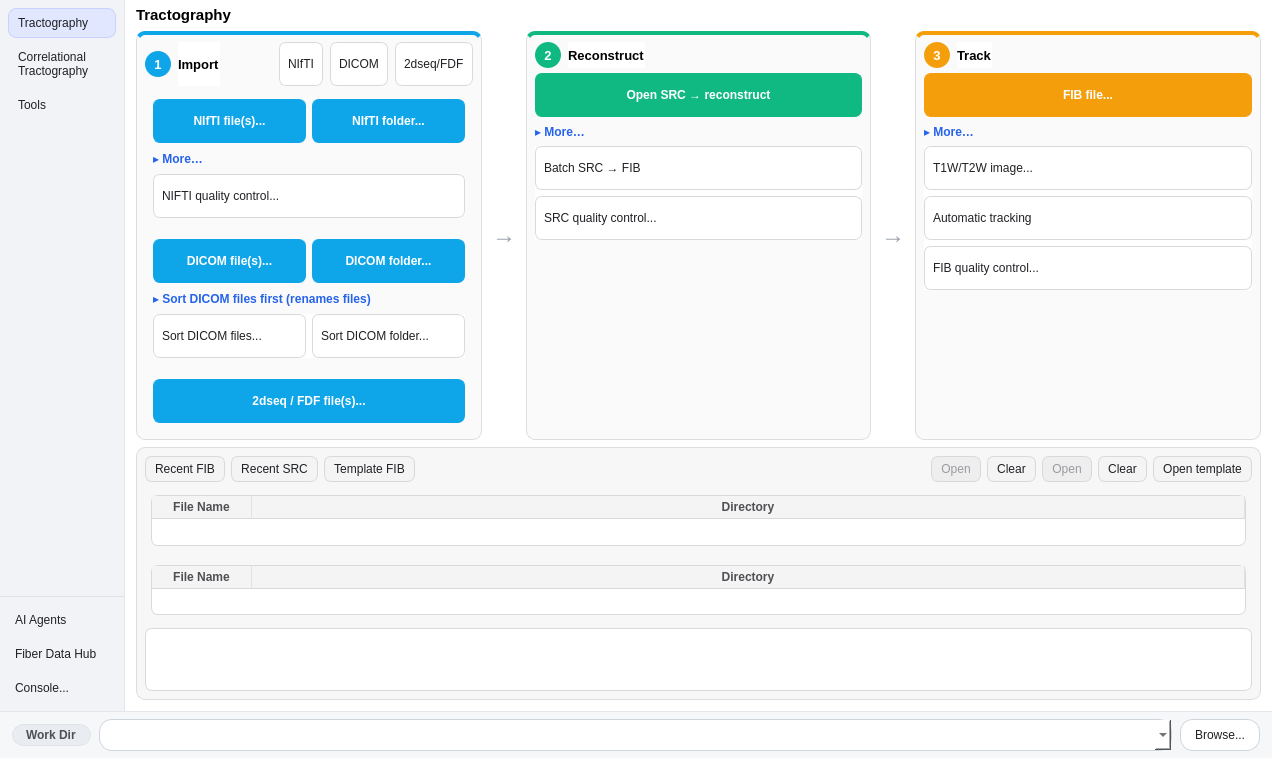
First picture: the form in mainwindow.ui, repository frankyeh/DSI-Studio, before the edit.
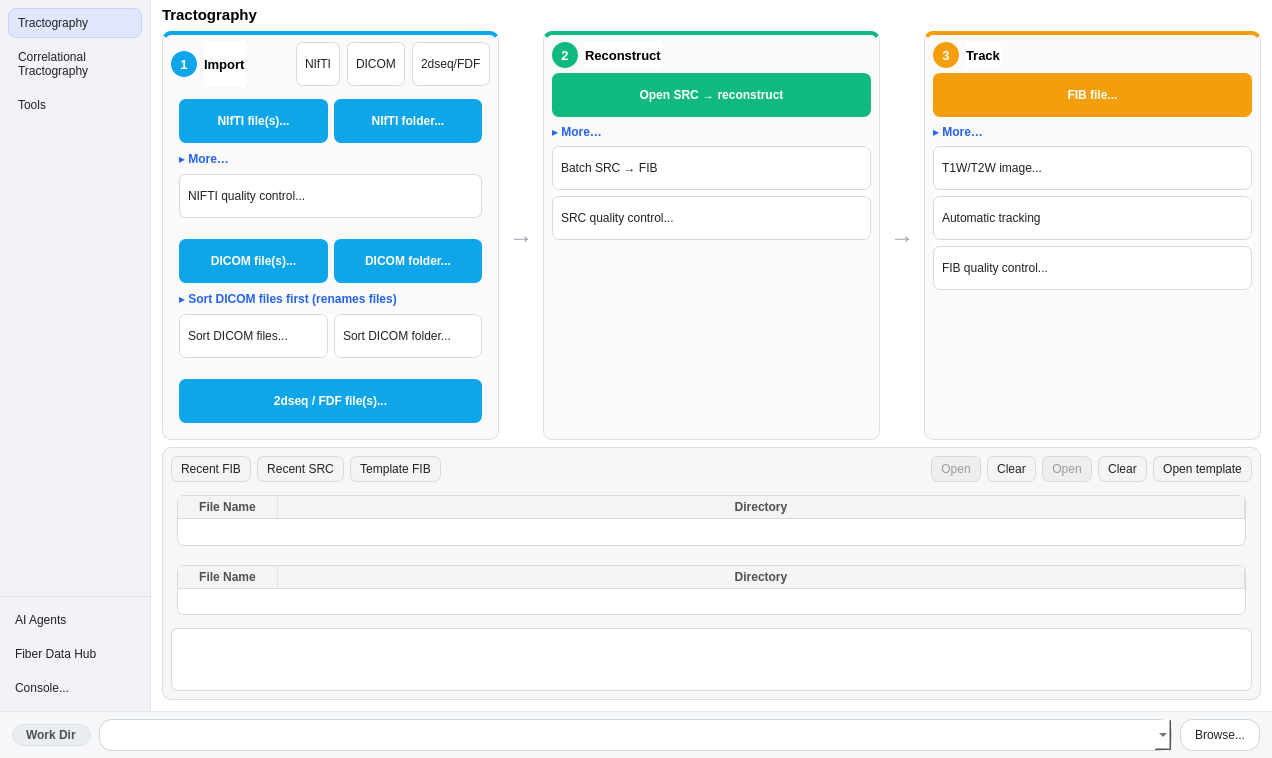
Second picture: the form after the edit. Icons and pictures are not drawn.

Patch:
```diff
--- a/mainwindow.ui
+++ b/mainwindow.ui
@@ -135,7 +135,7 @@
            </property>
            <property name="maximumSize">
             <size>
-             <width>124</width>
+             <width>150</width>
              <height>16777215</height>
             </size>
            </property>
```
